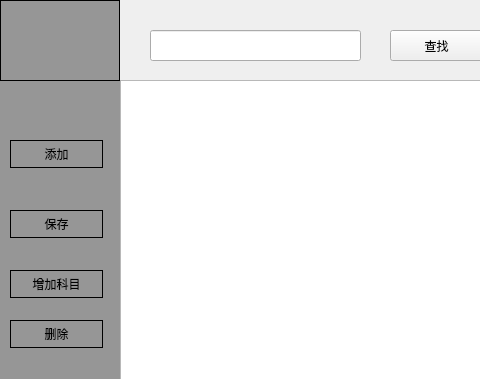
Qt form mainwindow.ui (shengxiamo/grades_management) before a commit; both pictures show x 0 to 480 and y 0 to 379 of the 1154 by 798 pixel window.
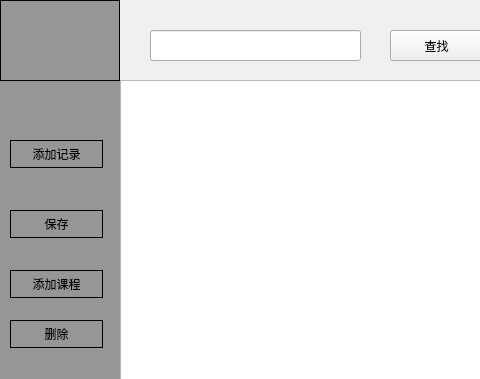
The same form after that commit.

Diff of the .ui file:
```diff
--- a/mainwindow.ui
+++ b/mainwindow.ui
@@ -62,7 +62,7 @@
       </rect>
      </property>
      <property name="text">
-      <string>添加</string>
+      <string>添加记录</string>
      </property>
     </widget>
     <widget class="QPushButton" name="saveButton">
@@ -101,7 +101,7 @@
       </rect>
      </property>
      <property name="text">
-      <string>增加科目</string>
+      <string>添加课程</string>
      </property>
     </widget>
    </widget>
```
